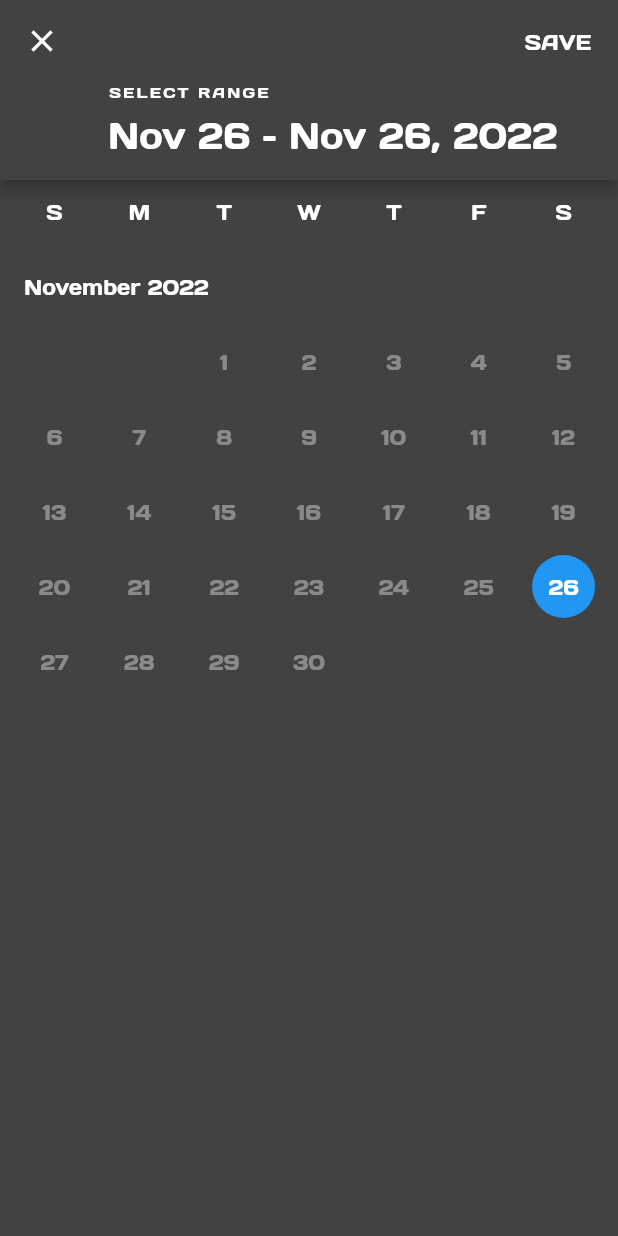
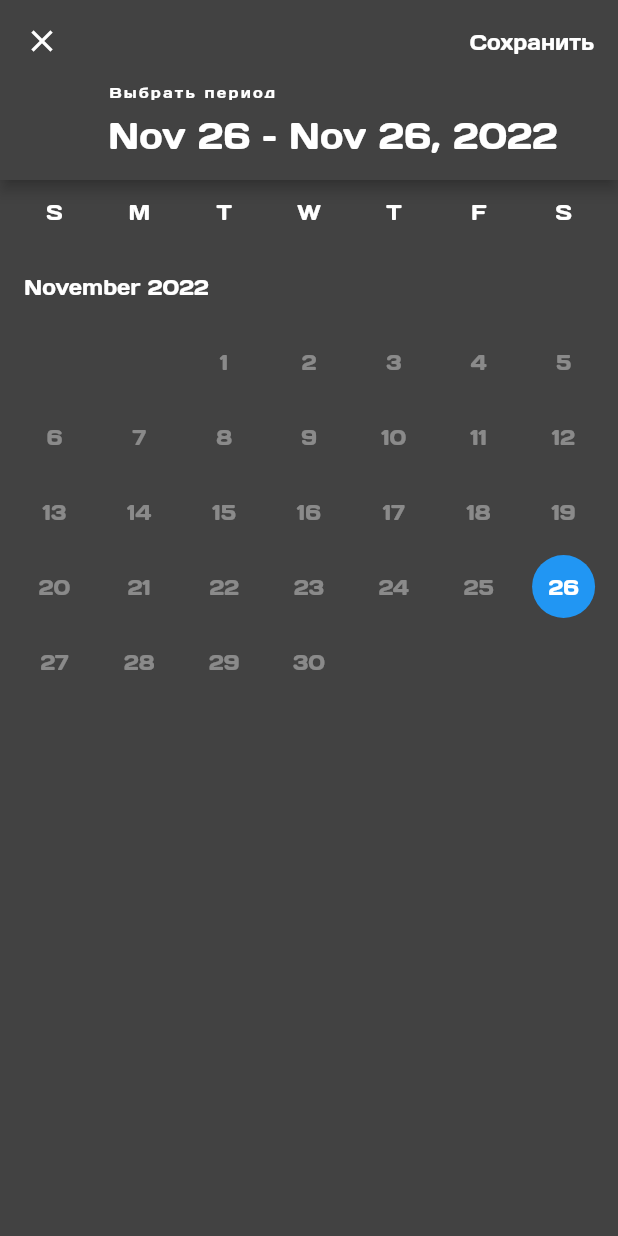
Before and after one commit to VladlenRnd/AirAlarm-flutter, a Flutter app: the TabListHistoryWidget widget shown alone on an empty page, opened directly with empty values, after a tap on an icon or button, on a phone screen of 412 x 824 dp. Run offline on Flutter 3.47's test engine with Material 2 defaults, Android fonts, the phone set to English and light mode, and no system bars; our stand-ins replace audioplayers, csv, equatable, expandable, firebase_core, firebase_messaging and 12 more; missing offline and left inert: byte_converter, fl_animated_linechart, flutter_background_service; accounts and stored records are empty; network calls fail; statements that could not run were skipped.

Commit message:
version 1.5.0
Hot fix UI

```diff
--- a/lib/dialog/setting_dialogs/change_sound_dialog.dart
+++ b/lib/dialog/setting_dialogs/change_sound_dialog.dart
@@ -27,6 +27,7 @@ Future<void> showChangeSoundDialog(BuildContext context, bool isAlarmSound) asyn
               title: Text(isAlarmSound ? "Звук тревоги" : "Звук отмены тревоги", textAlign: TextAlign.center),
               backgroundColor: CustomColor.background,
               contentPadding: const EdgeInsets.only(top: 15),
+              insetPadding: const EdgeInsets.symmetric(horizontal: 24, vertical: 40),
               content: _buildSelectSound(isAlarmSound, setState),
               actionsAlignment: MainAxisAlignment.spaceBetween,
               actions: <Widget>[
--- a/lib/dialog/setting_dialogs/subscribe_notifiaction_dialog.dart
+++ b/lib/dialog/setting_dialogs/subscribe_notifiaction_dialog.dart
@@ -20,6 +20,7 @@ Future<void> showSubscribeDialog(BuildContext context) async {
             return AlertDialog(
               title: const Text("Отслеживание тревоги", textAlign: TextAlign.center),
               contentPadding: const EdgeInsets.only(top: 15),
+              insetPadding: const EdgeInsets.symmetric(horizontal: 24, vertical: 40),
               content: SelectRegionScreen(
                 selectRegion: (String selectValue) {
                   _selectValue = selectValue;
--- a/lib/screen/history/history_screen.dart
+++ b/lib/screen/history/history_screen.dart
@@ -19,7 +19,7 @@ class HistoryScreen extends StatelessWidget {
         appBar: AppBar(
           title: Column(
             children: [
-              const Text("История воздушных тревог"),
+              const Text("История тревог"),
               const SizedBox(height: 5),
               Text(region.title, style: const TextStyle(fontSize: 14)),
             ],
--- a/lib/screen/history/widget/tab_list_history_widget.dart
+++ b/lib/screen/history/widget/tab_list_history_widget.dart
@@ -16,16 +16,15 @@ class TabListHistoryWidget extends StatelessWidget {
       children: [
         _buildCalendar(state.minDate, state.maxData, state.selectStartData, state.selectEndData, context),
         Container(
-          height: 160,
           decoration: BoxDecoration(
             borderRadius: BorderRadius.circular(8),
             color: CustomColor.listCardColor,
           ),
           margin: const EdgeInsets.symmetric(horizontal: 5, vertical: 10),
           width: double.infinity,
-          padding: const EdgeInsets.symmetric(horizontal: 5),
+          padding: const EdgeInsets.symmetric(horizontal: 5, vertical: 10),
           child: Column(
-            mainAxisAlignment: MainAxisAlignment.spaceAround,
+            mainAxisAlignment: MainAxisAlignment.center,
             children: [
               Row(
                 mainAxisAlignment: MainAxisAlignment.spaceBetween,
@@ -45,7 +44,10 @@ class TabListHistoryWidget extends StatelessWidget {
                   )),
                 ],
               ),
-              Container(height: 1, color: Colors.black),
+              Padding(
+                padding: const EdgeInsets.symmetric(vertical: 20),
+                child: Container(height: 1, color: Colors.black),
+              ),
               Row(
                 children: [
                   Expanded(
@@ -90,6 +92,8 @@ class TabListHistoryWidget extends StatelessWidget {
                   firstDate: first,
                   lastDate: last,
                   initialEntryMode: DatePickerEntryMode.calendarOnly,
+                  saveText: "Сохранить",
+                  helpText: "Выбрать период",
                   initialDateRange: DateTimeRange(start: selectFirst, end: selectLast),
                 ).then((value) {
                   if (value != null) onChangeData?.call(value);
@@ -121,9 +125,7 @@ class TabListHistoryWidget extends StatelessWidget {
   }
 
   Widget _buildTitleData(String title, String titleTwo, Color titleTwoColor, String data) {
-    return SizedBox(
-      height: 50,
-      child: Column(
+    return Column(
       mainAxisAlignment: MainAxisAlignment.spaceBetween,
       children: [
         RichText(
@@ -142,7 +144,6 @@ class TabListHistoryWidget extends StatelessWidget {
         const SizedBox(height: 5),
         Text(data, style: TextStyle(fontSize: 14, fontFamily: "Days", color: CustomColor.textColor)),
       ],
-      ),
     );
   }
 }
```
Also changed, not shown: lib/screen/main/widget/modal_top_widget.dart (+5 -4 lines), lib/widget/history_list_widget.dart (+17 -7 lines). Lines whose indentation alone changed are shown as unchanged.
